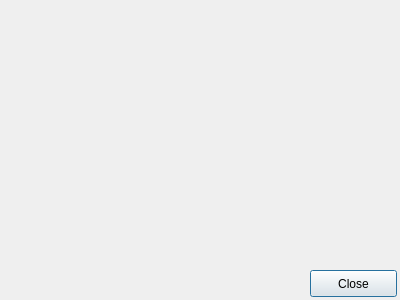
First picture: the form in trunk/src/QtRadio/morse.ui, repository GadgetUK/ghpsdr3-alex, before the edit.
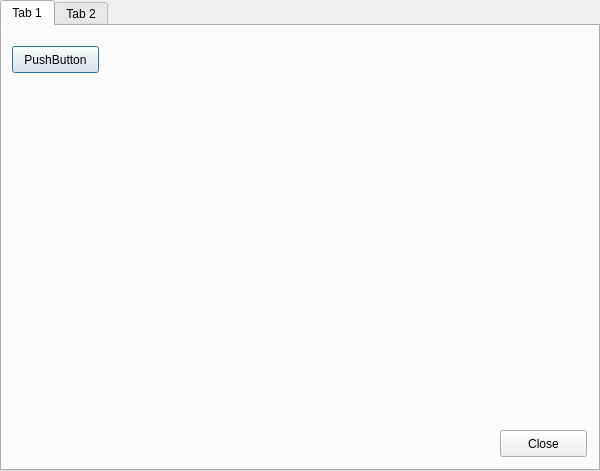
Second picture: the form after the edit.

Commit message: Dialog window set to fixed size

What changed in the file:
```diff
--- a/trunk/src/QtRadio/morse.ui
+++ b/trunk/src/QtRadio/morse.ui
@@ -6,18 +6,112 @@
    <rect>
     <x>0</x>
     <y>0</y>
-    <width>400</width>
-    <height>300</height>
+    <width>600</width>
+    <height>471</height>
    </rect>
   </property>
+  <property name="sizePolicy">
+   <sizepolicy hsizetype="Preferred" vsizetype="Preferred">
+    <horstretch>0</horstretch>
+    <verstretch>0</verstretch>
+   </sizepolicy>
+  </property>
+  <property name="minimumSize">
+   <size>
+    <width>600</width>
+    <height>471</height>
+   </size>
+  </property>
+  <property name="maximumSize">
+   <size>
+    <width>600</width>
+    <height>471</height>
+   </size>
+  </property>
+  <property name="acceptDrops">
+   <bool>false</bool>
+  </property>
   <property name="windowTitle">
    <string>Dialog</string>
   </property>
+  <widget class="QTabWidget" name="tabWidget">
+   <property name="geometry">
+    <rect>
+     <x>0</x>
+     <y>0</y>
+     <width>600</width>
+     <height>471</height>
+    </rect>
+   </property>
+   <property name="sizePolicy">
+    <sizepolicy hsizetype="Maximum" vsizetype="Maximum">
+     <horstretch>0</horstretch>
+     <verstretch>0</verstretch>
+    </sizepolicy>
+   </property>
+   <property name="minimumSize">
+    <size>
+     <width>600</width>
+     <height>471</height>
+    </size>
+   </property>
+   <property name="maximumSize">
+    <size>
+     <width>600</width>
+     <height>471</height>
+    </size>
+   </property>
+   <property name="autoFillBackground">
+    <bool>false</bool>
+   </property>
+   <property name="currentIndex">
+    <number>0</number>
+   </property>
+   <property name="usesScrollButtons">
+    <bool>false</bool>
+   </property>
+   <widget class="QWidget" name="tab">
+    <attribute name="title">
+     <string>Tab 1</string>
+    </attribute>
+    <widget class="QPushButton" name="pushButton_2">
+     <property name="geometry">
+      <rect>
+       <x>10</x>
+       <y>20</y>
+       <width>87</width>
+       <height>27</height>
+      </rect>
+     </property>
+     <property name="text">
+      <string>PushButton</string>
+     </property>
+    </widget>
+   </widget>
+   <widget class="QWidget" name="tab_2">
+    <attribute name="title">
+     <string>Tab 2</string>
+    </attribute>
+    <widget class="QPushButton" name="pushButton_3">
+     <property name="geometry">
+      <rect>
+       <x>490</x>
+       <y>10</y>
+       <width>87</width>
+       <height>27</height>
+      </rect>
+     </property>
+     <property name="text">
+      <string>PushButton</string>
+     </property>
+    </widget>
+   </widget>
+  </widget>
   <widget class="QPushButton" name="pushButton">
    <property name="geometry">
     <rect>
-     <x>310</x>
-     <y>270</y>
+     <x>500</x>
+     <y>430</y>
      <width>87</width>
      <height>27</height>
     </rect>
```
Left out of the diff: 21 changed lines with no effect on the pictures. The commit also changes 3 other files.
